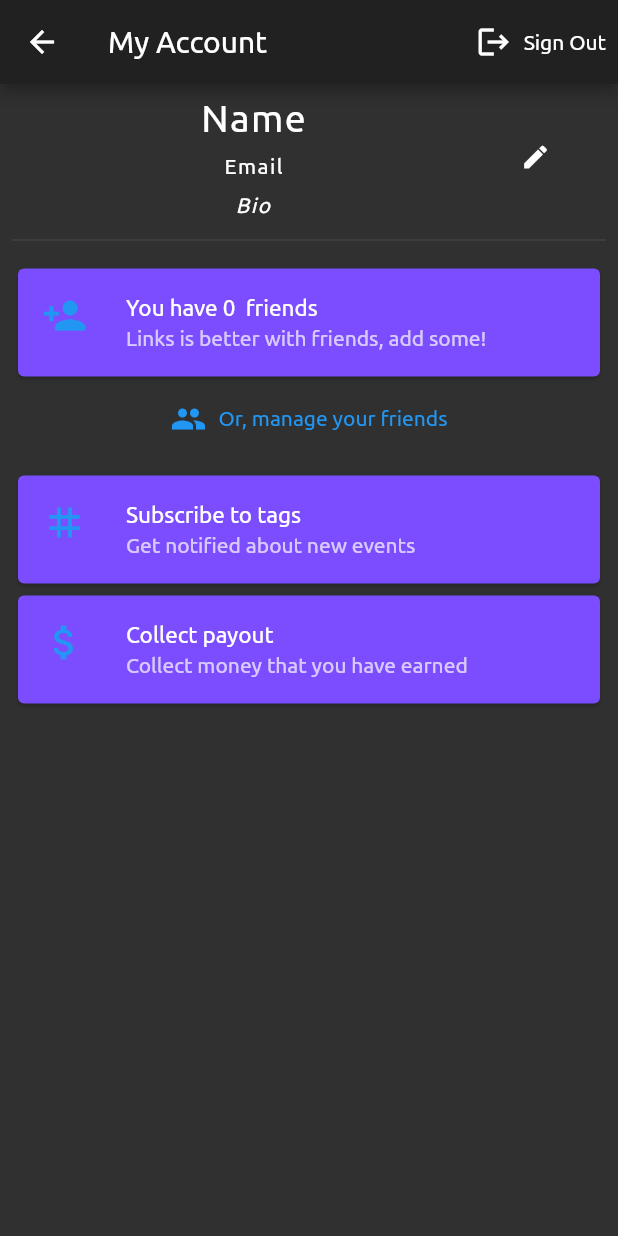
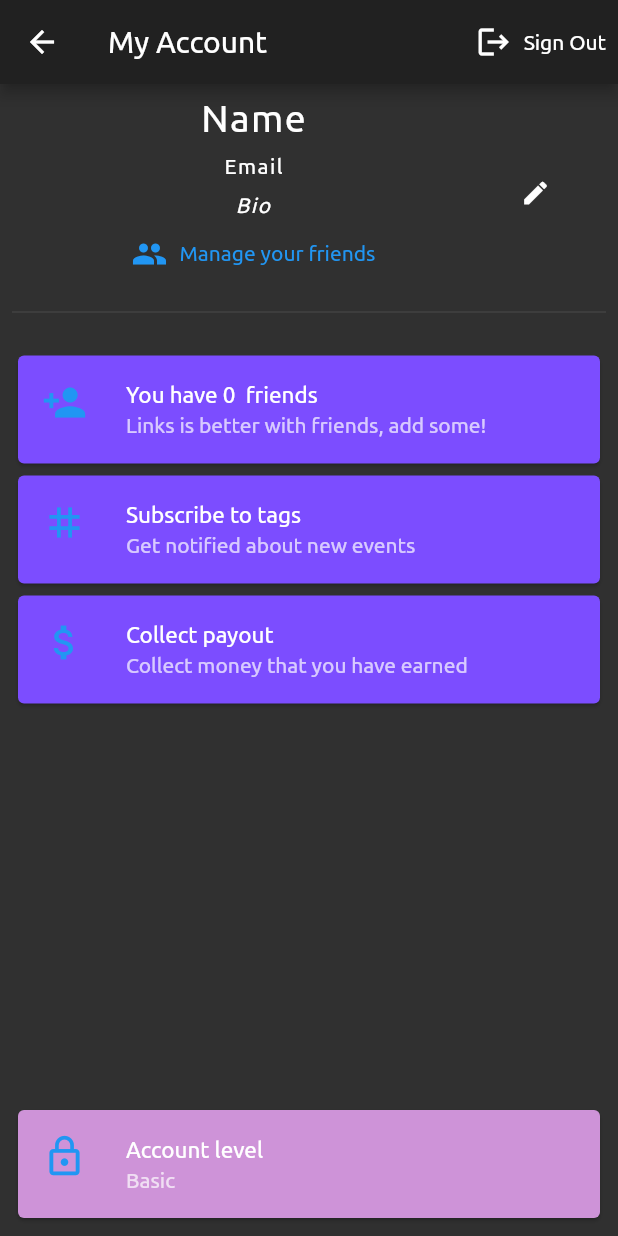
Before and after one commit to aheschl1/Links, a Flutter app: the Settings screen opened by its route, on a phone screen of 412 x 824 dp. Run offline on Flutter 3.47's test engine with Material 2 defaults, Android fonts, the phone set to English and light mode, and no system bars; our stand-ins replace animated_text_kit, cloud_firestore, connectivity, firebase_auth, firebase_core, firebase_messaging and 7 more; missing offline and left inert: flutter_braintree, geoflutterfire, place_picker, searchable_dropdown; accounts and stored records are empty; statements that could not run were skipped; project files that could hold a hidden picture were left out.

```diff
--- a/lib/constants/event.dart
+++ b/lib/constants/event.dart
@@ -1,6 +1,5 @@
 
 import 'package:geoflutterfire/geoflutterfire.dart';
-import 'package:intl/intl.dart';
 
 class Event{
 
--- /dev/null
+++ b/lib/constants/level_types.dart
@@ -0,0 +1,5 @@
+enum AccountLevels{
+  BASIC,
+  PRO,
+  ADVERTISER
+}
--- a/lib/screens/settings/settings_main.dart
+++ b/lib/screens/settings/settings_main.dart
@@ -9,6 +9,7 @@ import 'package:links/services/database_service.dart';
 import 'package:url_launcher/url_launcher.dart';
 import 'package:http/http.dart' as http;
 
+import 'account_level.dart';
 import 'add_friends.dart';
 import 'edit_name_and_email.dart';
 
@@ -245,6 +246,17 @@ class _SettingsState extends State<Settings> {
 
   }
 
+  accountPrivalage(){
+
+    showModalBottomSheet(
+      context: context,
+      builder: (context){
+        return AccountLevel();
+      }
+    );
+
+  }
+
   loginWithPaypal() async {
 
     final Uri uri = Uri.https(
@@ -313,6 +325,11 @@ class _SettingsState extends State<Settings> {
                           ),
                         ),
                       ),
+                      TextButton.icon(
+                        onPressed: ()=>manageFriends(),
+                        label: Text("Manage your friends"),
+                        icon: Icon(Icons.people),
+                      ),
                     ],
                   ),
                 ),
@@ -327,6 +344,7 @@ class _SettingsState extends State<Settings> {
               ],
             ),
             Divider(height: 30,),
+            SizedBox(height: 10,),
             Card(
               child: InkWell(
                 onTap: ()=>addFriends(),
@@ -342,12 +360,6 @@ class _SettingsState extends State<Settings> {
                 ),
               )
             ),
-            TextButton.icon(
-              onPressed: ()=>manageFriends(),
-              label: Text("Or, manage your friends"),
-              icon: Icon(Icons.people),
-            ),
-            SizedBox(height: 10,),
             Card(
                 child: InkWell(
                   onTap: ()=>manageTagNotifs(),
@@ -378,6 +390,25 @@ class _SettingsState extends State<Settings> {
                   ),
                 )
             ),
+            Spacer(),
+            Card(
+                color: Colors.purple[200],
+                child: InkWell(
+                  onTap: ()=>accountPrivalage(),
+                  child: ListTile(
+                    leading: Icon(Icons.lock_outline, color: Colors.blue, size: 30.0),
+                    title: Text(
+                      "Account level",
+                      style: TextStyle(
+                        fontSize: 15,
+                      ),
+                    ),
+                    subtitle: Text(
+                      "Basic",
+                    ),
+                  ),
+                )
+            ),
           ],
         ),
       ),
--- a/lib/services/database_service.dart
+++ b/lib/services/database_service.dart
@@ -6,11 +6,13 @@ import 'package:links/constants/blog_post.dart';
 import 'package:links/constants/event.dart';
 import 'package:links/constants/friend_data.dart';
 import 'package:links/constants/group.dart';
+import 'package:links/constants/level_types.dart';
 import 'package:links/constants/message.dart';
 import 'package:links/constants/request.dart';
 import 'package:links/constants/tag.dart';
 import 'package:links/constants/user_data_save.dart';
 import 'package:links/constants/notification.dart';
+import 'package:links/screens/settings/account_level.dart';
 
 class DatabaseService {
   FirebaseFirestore firestore = FirebaseFirestore.instance;
@@ -837,6 +839,14 @@ class DatabaseService {
         .collection("preferences")
         .doc("preference save")
         .set(userData.toMap())
+        .then((value) => print("User Entry Added"))
+        .catchError((error) => print("Failed to add user: $error"));
+
+    users
+        .doc(uid)
+        .collection("level")
+        .doc("level")
+        .set({'level' : AccountLevels.BASIC})
         .then((value) => print("User Entry Added"))
         .catchError((error) => print("Failed to add user: $error"));
   }
@@ -1575,4 +1585,10 @@ class DatabaseService {
     return amountOwed;
   }
 
+  Future<AccountLevels> getAccountLevel() async {
+    var data = await users.doc(user.uid).collection('level').doc('level').get();
+    AccountLevels level = AccountLevels.values[data.data()['level']];
+    return level;
+  }
+
 }
```
Also changed, not shown: lib/screens/settings/account_level.dart (added, +148 -0 lines), lib/screens/settings/account_level_descriptions/basic_description.dart (added, +27 -0 lines), lib/screens/settings/account_level_descriptions/advertiser_description.dart (added), lib/screens/settings/account_level_descriptions/pro_desciption.dart (added).
